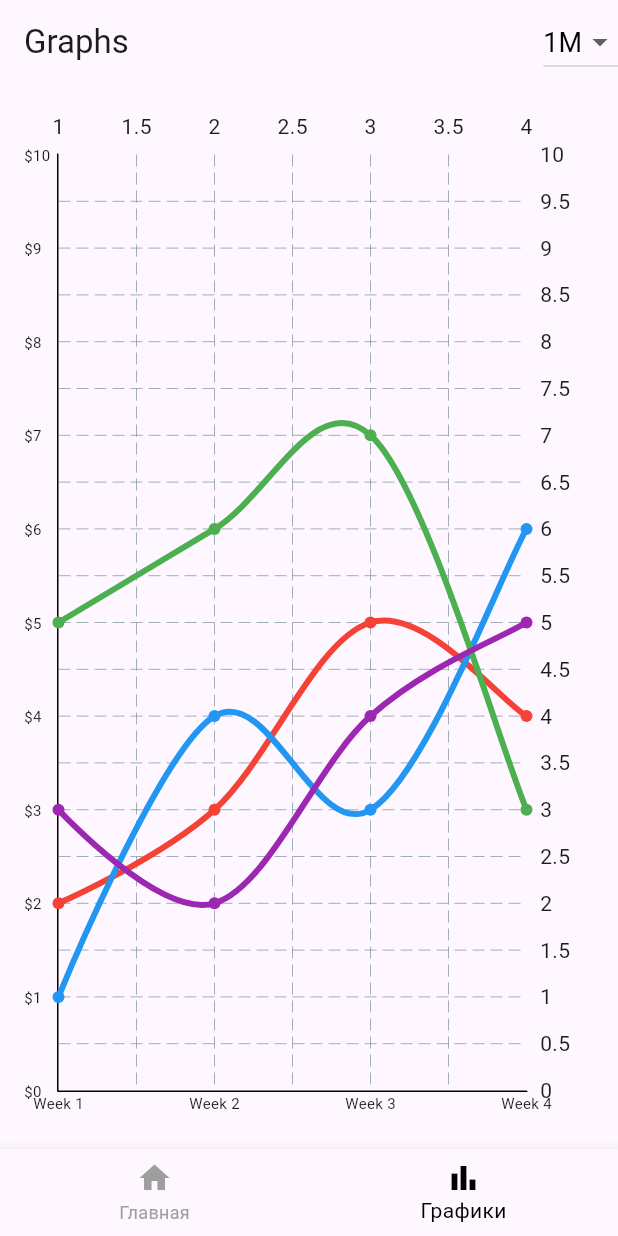
After one commit to usamaroman/stock-application, a Flutter app: the screen it shows after launch, item 2 of the bottom bar chosen, on a phone screen of 412 x 824 dp. The commit adds this screen. Run offline on Flutter 3.47's test engine with Material 3 defaults, Android fonts, the phone set to English and light mode, and no system bars; drawn by our look-alikes of fl_chart.

Commit message:
added summary chart

```diff
--- /dev/null
+++ b/mobile/app/lib/graph_screen.dart
@@ -0,0 +1,101 @@
+import 'package:app/separate_chart.dart';
+import 'package:app/main_screen.dart';
+import 'package:fl_chart/fl_chart.dart';
+import 'package:flutter/material.dart';
+
+class GraphScreen extends StatefulWidget {
+  const GraphScreen({Key? key}) : super(key: key);
+
+  @override
+  State<GraphScreen> createState() => _GraphScreenState();
+}
+
+class _GraphScreenState extends State<GraphScreen> {
+  String _selectedTimeFrame = '1M';
+
+  final Map<String, List<List<FlSpot>>> _timeFrameData = {
+    '1M': [
+      [const FlSpot(1, 2), const FlSpot(2, 3), const FlSpot(3, 5), const FlSpot(4, 4)],
+      [const FlSpot(1, 1), const FlSpot(2, 4), const FlSpot(3, 3), const FlSpot(4, 6)],
+      [const FlSpot(1, 5), const FlSpot(2, 6), const FlSpot(3, 7), const FlSpot(4, 3)],
+      [const FlSpot(1, 3), const FlSpot(2, 2), const FlSpot(3, 4), const FlSpot(4, 5)],
+    ],
+    '6M': [
+      [const FlSpot(1, 2), const FlSpot(2, 3), const FlSpot(3, 5), const FlSpot(6, 4)],
+      [const FlSpot(1, 1), const FlSpot(2, 4), const FlSpot(3, 3), const FlSpot(6, 7)],
+      [const FlSpot(1, 3), const FlSpot(2, 2), const FlSpot(3, 4), const FlSpot(6, 5)],
+      [const FlSpot(1, 4), const FlSpot(2, 5), const FlSpot(3, 7), const FlSpot(6, 6)],
+    ],
+    '1Y': [
+      [const FlSpot(1, 5), const FlSpot(6, 7), const FlSpot(12, 8)],
+      [const FlSpot(1, 4), const FlSpot(6, 6), const FlSpot(12, 9)],
+      [const FlSpot(1, 3), const FlSpot(6, 4), const FlSpot(12, 5)],
+      [const FlSpot(1, 2), const FlSpot(6, 3), const FlSpot(12, 4)],
+    ],
+  };
+
+  double _getMaxX() {
+    switch (_selectedTimeFrame) {
+      case '6M':
+        return 6.0;
+      case '1Y':
+        return 12.0;
+      default:
+        return 4.0;
+    }
+  }
+
+  List<String> _getXAxisLabels() {
+    switch (_selectedTimeFrame) {
+      case '6M':
+        return ['Jan', 'Feb', 'Mar', 'Apr', 'May', 'Jun'];
+      case '1Y':
+        return ['Jan', 'Mar', 'May', 'Jul', 'Sep', 'Nov'];
+      default:
+        return ['Week 1', 'Week 2', 'Week 3', 'Week 4'];
+    }
+  }
+
+  @override
+  Widget build(BuildContext context) {
+    return Scaffold(
+      appBar: AppBar(
+        title: const Text('Graphs'),
+        actions: [
+          DropdownButton<String>(
+            value: _selectedTimeFrame,
+            dropdownColor: Colors.white,
+            style: const TextStyle(fontSize: 18, color: Colors.black),
+            items: _timeFrameData.keys.map((String timeFrame) {
+              return DropdownMenuItem<String>(
+                value: timeFrame,
+                child: Text(timeFrame),
+              );
+            }).toList(),
+            onChanged: (String? newValue) {
+              if (newValue != null) {
+                setState(() {
+                  _selectedTimeFrame = newValue;
+                });
+              }
+            },
+          ),
+        ],
+      ),
+      body: Padding(
+        padding: const EdgeInsets.all(16.0),
+        child: CustomLineChart(
+          dataSets: _timeFrameData[_selectedTimeFrame]!,
+          colors: const [
+            Colors.red,
+            Colors.blue,
+            Colors.green,
+            Colors.purple,
+          ],
+          maxX: _getMaxX(),
+          xLabels: _getXAxisLabels(),
+        ),
+      ),
+    );
+  }
+}
--- a/mobile/app/lib/main.dart
+++ b/mobile/app/lib/main.dart
@@ -1,3 +1,4 @@
+import 'package:app/graph_screen.dart';
 import 'package:app/main_screen.dart';
 import 'package:flutter/material.dart';
 
@@ -13,96 +14,47 @@ class MyApp extends StatelessWidget {
   Widget build(BuildContext context) {
     return MaterialApp(
        debugShowCheckedModeBanner: false,
-       home: InvestmentHomeScreen(),
+       home: MainScreen(),
       theme: ThemeData(fontFamily: 'Roboto'),
     );
   }
 }
 
-class MyHomePage extends StatefulWidget {
-  const MyHomePage({super.key, required this.title});
-
-  // This widget is the home page of your application. It is stateful, meaning
-  // that it has a State object (defined below) that contains fields that affect
-  // how it looks.
-
-  // This class is the configuration for the state. It holds the values (in this
-  // case the title) provided by the parent (in this case the App widget) and
-  // used by the build method of the State. Fields in a Widget subclass are
-  // always marked "final".
-
-  final String title;
+class MainScreen extends StatefulWidget {
+  const MainScreen({Key? key}) : super(key: key);
 
   @override
-  State<MyHomePage> createState() => _MyHomePageState();
+  State<MainScreen> createState() => _MainScreenState();
 }
 
-class _MyHomePageState extends State<MyHomePage> {
-  int _counter = 0;
+class _MainScreenState extends State<MainScreen> {
+  int _selectedIndex = 0;
 
-  void _incrementCounter() {
+  final List<Widget> _screens = [
+    const InvestmentHomeScreen(),
+    const GraphScreen(),
+  ];
+
+  void _onItemTapped(int index) {
     setState(() {
-      // This call to setState tells the Flutter framework that something has
-      // changed in this State, which causes it to rerun the build method below
-      // so that the display can reflect the updated values. If we changed
-      // _counter without calling setState(), then the build method would not be
-      // called again, and so nothing would appear to happen.
-      _counter++;
+      _selectedIndex = index;
     });
   }
 
   @override
   Widget build(BuildContext context) {
-    // This method is rerun every time setState is called, for instance as done
-    // by the _incrementCounter method above.
-    //
-    // The Flutter framework has been optimized to make rerunning build methods
-    // fast, so that you can just rebuild anything that needs updating rather
-    // than having to individually change instances of widgets.
     return Scaffold(
-      appBar: AppBar(
-        // TRY THIS: Try changing the color here to a specific color (to
-        // Colors.amber, perhaps?) and trigger a hot reload to see the AppBar
-        // change color while the other colors stay the same.
-        backgroundColor: Theme.of(context).colorScheme.inversePrimary,
-        // Here we take the value from the MyHomePage object that was created by
-        // the App.build method, and use it to set our appbar title.
-        title: Text(widget.title),
+      body: _screens[_selectedIndex],
+      bottomNavigationBar: BottomNavigationBar(
+        currentIndex: _selectedIndex,
+        onTap: _onItemTapped,
+        selectedItemColor: Colors.black,
+        unselectedItemColor: Colors.grey,
+        items: const [
+          BottomNavigationBarItem(icon: Icon(Icons.home), label: 'Главная'),
+          BottomNavigationBarItem(icon: Icon(Icons.bar_chart), label: 'Графики'),
+        ],
       ),
-      body: Center(
-        // Center is a layout widget. It takes a single child and positions it
-        // in the middle of the parent.
-        child: Column(
-          // Column is also a layout widget. It takes a list of children and
-          // arranges them vertically. By default, it sizes itself to fit its
-          // children horizontally, and tries to be as tall as its parent.
-          //
-          // Column has various properties to control how it sizes itself and
-          // how it positions its children. Here we use mainAxisAlignment to
-          // center the children vertically; the main axis here is the vertical
-          // axis because Columns are vertical (the cross axis would be
-          // horizontal).
-          //
-          // TRY THIS: Invoke "debug painting" (choose the "Toggle Debug Paint"
-          // action in the IDE, or press "p" in the console), to see the
-          // wireframe for each widget.
-          mainAxisAlignment: MainAxisAlignment.center,
-          children: <Widget>[
-            const Text(
-              'You have pushed the button this many times:',
-            ),
-            Text(
-              '$_counter',
-              style: Theme.of(context).textTheme.headlineMedium,
-            ),
-          ],
-        ),
-      ),
-      floatingActionButton: FloatingActionButton(
-        onPressed: _incrementCounter,
-        tooltip: 'Increment',
-        child: const Icon(Icons.add),
-      ), // This trailing comma makes auto-formatting nicer for build methods.
     );
   }
 }
--- a/mobile/app/lib/main_screen.dart
+++ b/mobile/app/lib/main_screen.dart
@@ -218,50 +218,9 @@ class _InvestmentHomeScreenState extends State<InvestmentHomeScreen> {
           ],
         ),
       ),
-      bottomNavigationBar: BottomNavigationBar(
-        currentIndex: 0,
-        onTap: (index) {},
-        selectedItemColor: Colors.black,
-        unselectedItemColor: Colors.grey,
-        items: const [
-          BottomNavigationBarItem(icon: Icon(Icons.home), label: 'Главная'),
-          BottomNavigationBarItem(
-              icon: Icon(Icons.bar_chart), label: 'Продукт'),
-          BottomNavigationBarItem(
-              icon: Icon(Icons.monetization_on), label: 'Транзакции'),
-          BottomNavigationBarItem(icon: Icon(Icons.person), label: 'Аккаунт'),
-        ],
-      ),
     );
   }
 
-  // Widget _buildStrategyCard(String title, String subtitle, Color color) {
-  //   return Container(
-  //     padding: const EdgeInsets.all(16),
-  //     decoration: BoxDecoration(
-  //       color: color.withOpacity(0.2),
-  //       borderRadius: BorderRadius.circular(16),
-  //     ),
-  //     child: Column(
-  //       children: [
-  //         Icon(Icons.monetization_on, size: 40, color: color),
-  //         const SizedBox(height: 8),
-  //         Text(
-  //           title,
-  //           style: const TextStyle(
-  //             fontSize: 16,
-  //             fontWeight: FontWeight.bold,
-  //           ),
-  //         ),
-  //         const SizedBox(height: 4),
-  //         Text(
-  //           subtitle,
-  //           style: const TextStyle(color: Colors.grey),
-  //         ),
-  //       ],
-  //     ),
-  //   );
-  // }
 
   Widget _buildStrategyCard(String title, String returnRate, Color color) {
   return Expanded(
@@ -315,20 +274,6 @@ class _InvestmentHomeScreenState extends State<InvestmentHomeScreen> {
     );
   }
 
-  Widget _buildBottomNavigationBar() {
-    return BottomNavigationBar(
-      currentIndex: 0,
-      onTap: (index) {},
-      selectedItemColor: Colors.black,
-      unselectedItemColor: Colors.grey,
-      items: const [
-        BottomNavigationBarItem(icon: Icon(Icons.home), label: 'Главная'),
-        BottomNavigationBarItem(icon: Icon(Icons.bar_chart), label: 'Продукт'),
-        BottomNavigationBarItem(icon: Icon(Icons.monetization_on), label: 'Транзакции'),
-        BottomNavigationBarItem(icon: Icon(Icons.person), label: 'Аккаунт'),
-      ],
-    );
-  }
 
   void _showInvestmentBottomSheet(BuildContext context) {
     TextEditingController _controller = TextEditingController();
--- /dev/null
+++ b/mobile/app/lib/separate_chart.dart
@@ -0,0 +1,85 @@
+import 'package:fl_chart/fl_chart.dart';
+import 'package:flutter/material.dart';
+
+class CustomLineChart extends StatelessWidget {
+  final List<List<FlSpot>> dataSets;
+  final List<Color> colors;
+  final double maxX;
+  final List<String> xLabels;
+
+  const CustomLineChart({
+    super.key,
+    required this.dataSets,
+    required this.colors,
+    required this.maxX,
+    required this.xLabels,
+  });
+
+  @override
+  Widget build(BuildContext context) {
+    return LineChart(
+      LineChartData(
+        lineTouchData: const LineTouchData(handleBuiltInTouches: true),
+        gridData: const FlGridData(show: true),
+        titlesData: FlTitlesData(
+          bottomTitles: AxisTitles(
+            sideTitles: SideTitles(
+              showTitles: true,
+              getTitlesWidget: (value, meta) {
+                final index = value.toInt() - 1;
+                if (index >= 0 && index < xLabels.length) {
+                  return Text(
+                    xLabels[index],
+                    style: const TextStyle(fontSize: 10),
+                  );
+                }
+                return const SizedBox();
+              },
+              interval: 1,
+            ),
+          ),
+          leftTitles: AxisTitles(
+            sideTitles: SideTitles(
+              showTitles: true,
+              getTitlesWidget: (value, meta) {
+                return Text(
+                  '\$${value.toInt()}',
+                  style: const TextStyle(fontSize: 10),
+                );
+              },
+              interval: 1,
+            ),
+          ),
+        ),
+        borderData: FlBorderData(
+          show: true,
+          border: const Border(
+            bottom: BorderSide(color: Colors.black, width: 1),
+            left: BorderSide(color: Colors.black, width: 1),
+            right: BorderSide(color: Colors.transparent),
+            top: BorderSide(color: Colors.transparent),
+          ),
+        ),
+        lineBarsData: _buildLineBarsData(),
+        minX: 1,
+        maxX: maxX,
+        minY: 0,
+        maxY: 10,
+      ),
+    );
+  }
+
+  List<LineChartBarData> _buildLineBarsData() {
+    return List.generate(dataSets.length, (index) {
+      return LineChartBarData(
+        isCurved: true,
+        color: colors[index],
+        barWidth: 4,
+        isStrokeCapRound: true,
+        dotData: const FlDotData(show: true),
+        belowBarData: BarAreaData(show: false),
+        spots: dataSets[index],
+      );
+    });
+  }
+}
```
